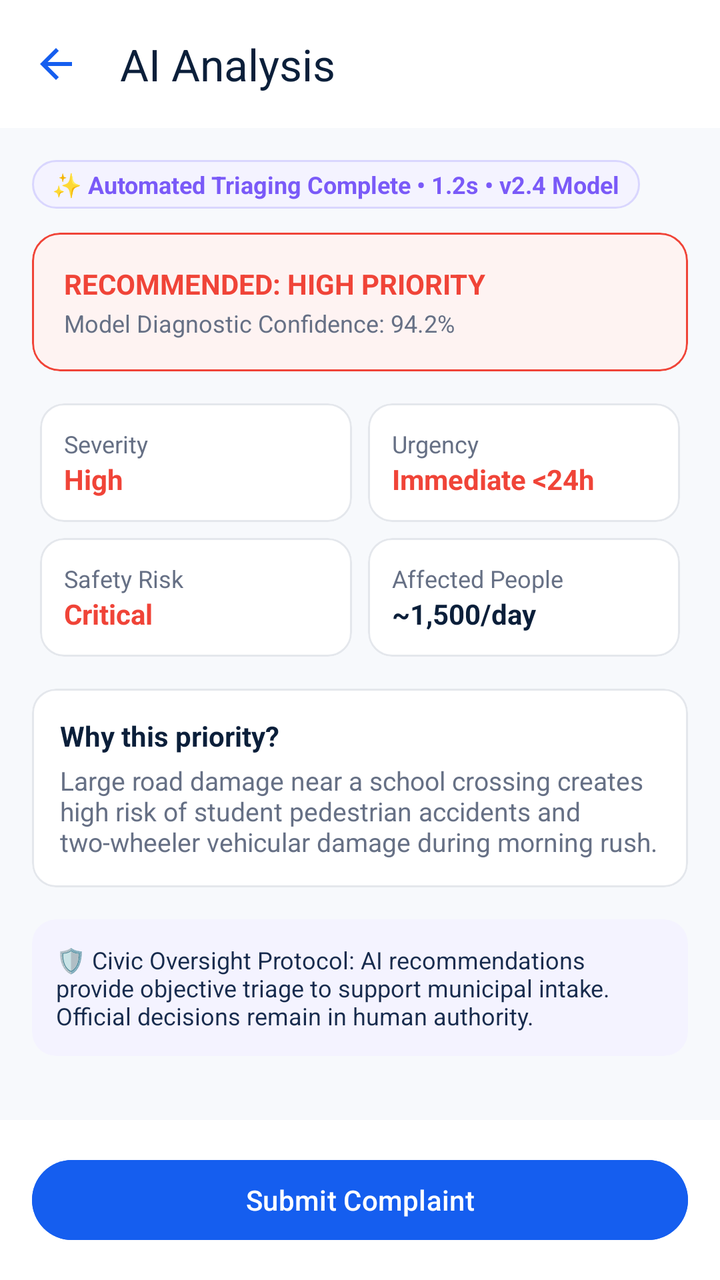
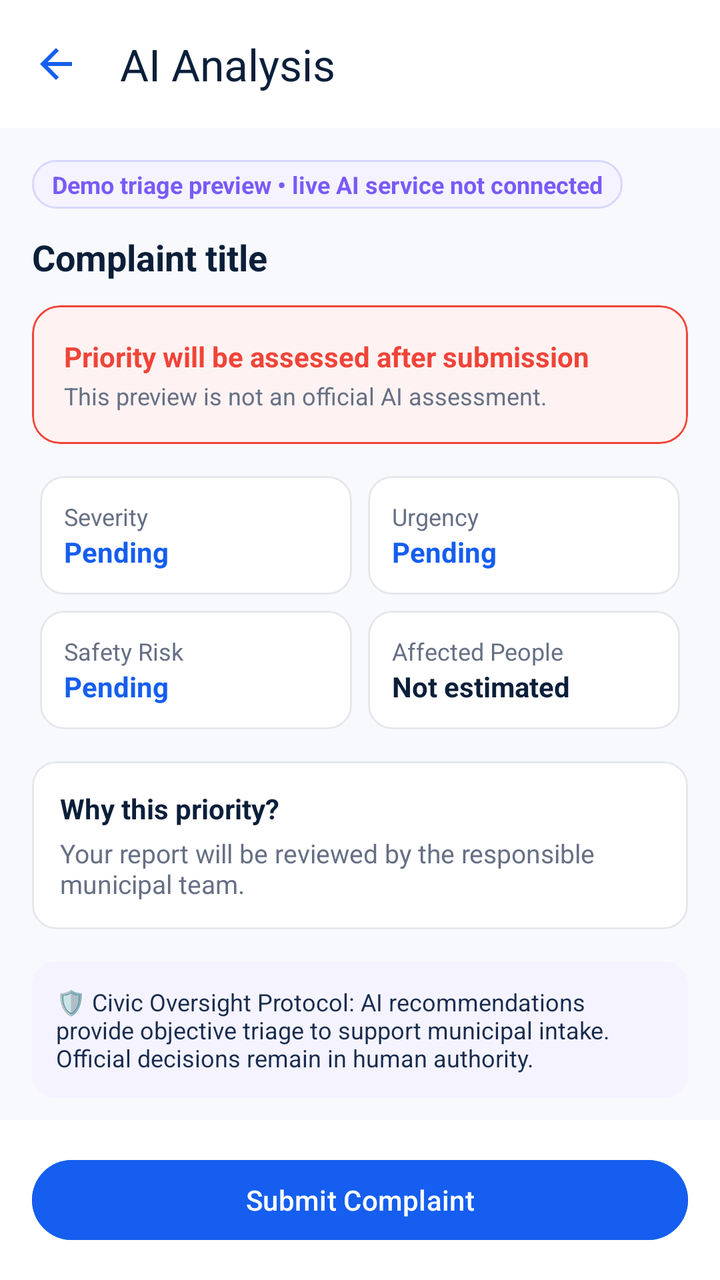

Before-and-after screenshots of an Android layout around one commit, followed by the original layout XML and the change that was made.
<!-- AndroidManifest.xml: application theme Theme.CivicAI -->
<!-- res/layout/activity_citizen_ai_analysis.xml -->
<?xml version="1.0" encoding="utf-8"?>
<LinearLayout 
    xmlns:android="http://schemas.android.com/apk/res/android"
    xmlns:app="http://schemas.android.com/apk/res-auto"
    android:layout_width="match_parent"
    android:layout_height="match_parent"
    android:orientation="vertical"
    android:background="@color/civic_bg">

    <com.google.android.material.appbar.MaterialToolbar
        android:id="@+id/toolbar"
        android:layout_width="match_parent"
        android:layout_height="?attr/actionBarSize"
        android:background="@color/civic_surface"
        app:title="AI Analysis"
        app:titleTextColor="@color/civic_navy"
        app:navigationIcon="@drawable/ic_arrow_back" />

    <androidx.core.widget.NestedScrollView
        android:layout_width="match_parent"
        android:layout_height="0dp"
        android:layout_weight="1">

        <LinearLayout
            android:layout_width="match_parent"
            android:layout_height="wrap_content"
            android:orientation="vertical"
            android:padding="16dp">

            
            <TextView
                android:layout_width="wrap_content"
                android:layout_height="wrap_content"
                android:background="@drawable/bg_ai_badge"
                android:paddingHorizontal="10dp"
                android:paddingVertical="4dp"
                android:text="✨ Automated Triaging Complete • 1.2s • v2.4 Model"
                android:textColor="@color/civic_ai_accent"
                android:textSize="12sp"
                android:textStyle="bold" />

            
            <com.google.android.material.card.MaterialCardView
                android:layout_width="match_parent"
                android:layout_height="wrap_content"
                android:layout_marginTop="12dp"
                app:cardBackgroundColor="@color/priority_high_bg"
                app:cardCornerRadius="14dp"
                app:strokeColor="@color/priority_high"
                app:strokeWidth="1dp">

                <LinearLayout
                    android:layout_width="match_parent"
                    android:layout_height="wrap_content"
                    android:orientation="vertical"
                    android:padding="16dp">

                    <TextView
                        android:layout_width="wrap_content"
                        android:layout_height="wrap_content"
                        android:text="RECOMMENDED: HIGH PRIORITY"
                        android:textColor="@color/priority_high"
                        android:textSize="14sp"
                        android:textStyle="bold" />

                    <TextView
                        android:layout_width="wrap_content"
                        android:layout_height="wrap_content"
                        android:layout_marginTop="2dp"
                        android:text="Model Diagnostic Confidence: 94.2%"
                        android:textColor="@color/civic_text_secondary"
                        android:textSize="12sp" />
                </LinearLayout>
            </com.google.android.material.card.MaterialCardView>

            
            <GridLayout
                android:layout_width="match_parent"
                android:layout_height="wrap_content"
                android:layout_marginTop="12dp"
                android:columnCount="2"
                android:rowCount="2">

                
                <com.google.android.material.card.MaterialCardView
                    android:layout_width="0dp"
                    android:layout_height="wrap_content"
                    android:layout_columnWeight="1"
                    android:layout_margin="4dp"
                    style="@style/CardRounded12">
                    <LinearLayout
                        android:layout_width="match_parent"
                        android:layout_height="wrap_content"
                        android:orientation="vertical"
                        android:padding="12dp">
                        <TextView android:layout_width="wrap_content" android:layout_height="wrap_content" android:text="Severity" android:textColor="@color/civic_text_secondary" android:textSize="12sp" />
                        <TextView android:layout_width="wrap_content" android:layout_height="wrap_content" android:text="High" android:textColor="@color/priority_high" android:textStyle="bold" />
                    </LinearLayout>
                </com.google.android.material.card.MaterialCardView>

                
                <com.google.android.material.card.MaterialCardView
                    android:layout_width="0dp"
                    android:layout_height="wrap_content"
                    android:layout_columnWeight="1"
                    android:layout_margin="4dp"
                    style="@style/CardRounded12">
                    <LinearLayout
                        android:layout_width="match_parent"
                        android:layout_height="wrap_content"
                        android:orientation="vertical"
                        android:padding="12dp">
                        <TextView android:layout_width="wrap_content" android:layout_height="wrap_content" android:text="Urgency" android:textColor="@color/civic_text_secondary" android:textSize="12sp" />
                        <TextView android:layout_width="wrap_content" android:layout_height="wrap_content" android:text="Immediate &lt;24h" android:textColor="@color/priority_high" android:textStyle="bold" />
                    </LinearLayout>
                </com.google.android.material.card.MaterialCardView>

                
                <com.google.android.material.card.MaterialCardView
                    android:layout_width="0dp"
                    android:layout_height="wrap_content"
                    android:layout_columnWeight="1"
                    android:layout_margin="4dp"
                    style="@style/CardRounded12">
                    <LinearLayout
                        android:layout_width="match_parent"
                        android:layout_height="wrap_content"
                        android:orientation="vertical"
                        android:padding="12dp">
                        <TextView android:layout_width="wrap_content" android:layout_height="wrap_content" android:text="Safety Risk" android:textColor="@color/civic_text_secondary" android:textSize="12sp" />
                        <TextView android:layout_width="wrap_content" android:layout_height="wrap_content" android:text="Critical" android:textColor="@color/priority_high" android:textStyle="bold" />
                    </LinearLayout>
                </com.google.android.material.card.MaterialCardView>

                
                <com.google.android.material.card.MaterialCardView
                    android:layout_width="0dp"
                    android:layout_height="wrap_content"
                    android:layout_columnWeight="1"
                    android:layout_margin="4dp"
                    style="@style/CardRounded12">
                    <LinearLayout
                        android:layout_width="match_parent"
                        android:layout_height="wrap_content"
                        android:orientation="vertical"
                        android:padding="12dp">
                        <TextView android:layout_width="wrap_content" android:layout_height="wrap_content" android:text="Affected People" android:textColor="@color/civic_text_secondary" android:textSize="12sp" />
                        <TextView android:layout_width="wrap_content" android:layout_height="wrap_content" android:text="~1,500/day" android:textColor="@color/civic_navy" android:textStyle="bold" />
                    </LinearLayout>
                </com.google.android.material.card.MaterialCardView>
            </GridLayout>

            
            <com.google.android.material.card.MaterialCardView
                android:layout_width="match_parent"
                android:layout_height="wrap_content"
                android:layout_marginTop="12dp"
                style="@style/CardRounded12">

                <LinearLayout
                    android:layout_width="match_parent"
                    android:layout_height="wrap_content"
                    android:orientation="vertical"
                    android:padding="14dp">

                    <TextView
                        android:layout_width="wrap_content"
                        android:layout_height="wrap_content"
                        android:text="Why this priority?"
                        android:textColor="@color/civic_navy"
                        android:textStyle="bold" />

                    <TextView
                        android:layout_width="wrap_content"
                        android:layout_height="wrap_content"
                        android:layout_marginTop="4dp"
                        android:text="Large road damage near a school crossing creates high risk of student pedestrian accidents and two-wheeler vehicular damage during morning rush."
                        android:textColor="@color/civic_text_secondary"
                        android:textSize="13sp" />
                </LinearLayout>
            </com.google.android.material.card.MaterialCardView>

            
            <com.google.android.material.card.MaterialCardView
                android:layout_width="match_parent"
                android:layout_height="wrap_content"
                android:layout_marginTop="16dp"
                app:cardBackgroundColor="@color/civic_ai_bg"
                app:cardCornerRadius="12dp"
                app:strokeWidth="0dp">

                <TextView
                    android:layout_width="match_parent"
                    android:layout_height="wrap_content"
                    android:padding="12dp"
                    android:text="🛡️ Civic Oversight Protocol: AI recommendations provide objective triage to support municipal intake. Official decisions remain in human authority."
                    android:textColor="@color/civic_text_primary"
                    android:textSize="12sp" />
            </com.google.android.material.card.MaterialCardView>
        </LinearLayout>
    </androidx.core.widget.NestedScrollView>

    
    <LinearLayout
        android:layout_width="match_parent"
        android:layout_height="wrap_content"
        android:background="@color/civic_surface"
        android:padding="16dp">

        <com.google.android.material.button.MaterialButton
            android:id="@+id/btnSubmitFinal"
            android:layout_width="match_parent"
            android:layout_height="wrap_content"
            android:backgroundTint="@color/civic_primary"
            android:text="Submit Complaint" />
    </LinearLayout>
</LinearLayout>
<!-- resources referenced by this layout -->
<resources>
  <color name="civic_ai_accent">#7A5AF8</color>
  <color name="civic_ai_bg">#F4F3FF</color>
  <color name="civic_bg">#F7F9FC</color>
  <color name="civic_navy">#0B1F3A</color>
  <color name="civic_primary">#155EEF</color>
  <color name="civic_surface">#FFFFFF</color>
  <color name="civic_text_primary">#172B4D</color>
  <color name="civic_text_secondary">#667085</color>
  <color name="priority_high">#F04438</color>
  <color name="priority_high_bg">#FEF3F2</color>
  <!-- drawable bg_ai_badge (drawable) -->
  <?xml version="1.0" encoding="utf-8"?>
  <shape xmlns:android="http://schemas.android.com/apk/res/android" android:shape="rectangle">
      <corners android:radius="16dp" />
      <solid android:color="@color/civic_ai_bg" />
      <stroke android:width="1dp" android:color="@color/civic_ai_border" />
  </shape>
  <!-- drawable ic_arrow_back (drawable) -->
  <?xml version="1.0" encoding="utf-8"?>
  <vector xmlns:android="http://schemas.android.com/apk/res/android" android:width="24dp" android:height="24dp" android:viewportWidth="24" android:viewportHeight="24"><path android:fillColor="#155EEF" android:pathData="M20,11H7.83l5.59,-5.59L12,4l-8,8 8,8 1.41,-1.41L7.83,13H20v-2z"/></vector>
  <style name="CardRounded12" parent="Widget.MaterialComponents.CardView">
  <item name="cardCornerRadius">12dp</item><item name="cardElevation">0dp</item><item name="strokeWidth">1dp</item><item name="strokeColor">@color/civic_border</item><item name="cardBackgroundColor">@color/civic_surface</item>
  </style>
  <style name="Theme.CivicAI" parent="Theme.Material3.DayNight.NoActionBar">
          
          <item name="colorPrimary">@color/primary_blue</item>
          <item name="colorOnPrimary">@color/white</item>
          <item name="colorPrimaryContainer">@color/status_in_progress_bg</item>
          <item name="colorOnPrimaryContainer">@color/dark_navy</item>
  
          
          <item name="colorSecondary">@color/ai_accent</item>
          <item name="colorOnSecondary">@color/white</item>
          <item name="colorSecondaryContainer">@color/ai_accent_bg</item>
          <item name="colorOnSecondaryContainer">@color/dark_navy</item>
  
          
          <item name="android:statusBarColor">@color/background_light</item>
          <item name="android:windowLightStatusBar">true</item>
          <item name="android:navigationBarColor">@color/card_surface</item>
          <item name="android:windowLightNavigationBar">true</item>
  
          
          <item name="android:colorBackground">@color/background_light</item>
          <item name="colorSurface">@color/card_surface</item>
          <item name="colorOnSurface">@color/primary_text</item>
      </style>
  <color name="civic_ai_border">#D9D6FE</color>
  <color name="civic_border">#E4E7EC</color>
  <color name="primary_blue">#155EEF</color>
  <color name="white">#FFFFFF</color>
  <color name="status_in_progress_bg">#E0EAFF</color>
  <color name="dark_navy">#0B1F3A</color>
  <color name="ai_accent">#7A5AF8</color>
  <color name="ai_accent_bg">#F4EBFF</color>
  <color name="background_light">#F7F9FC</color>
  <color name="card_surface">#FFFFFF</color>
  <color name="primary_text">#172B4D</color>
</resources>

<!-- the commit's change to res/layout/activity_citizen_ai_analysis.xml (unified diff, before → after) -->
@@ -34,9 +34,19 @@
                 android:background="@drawable/bg_ai_badge"
                 android:paddingHorizontal="10dp"
                 android:paddingVertical="4dp"
-                android:text="✨ Automated Triaging Complete • 1.2s • v2.4 Model"
+                android:text="Demo triage preview • live AI service not connected"
                 android:textColor="@color/civic_ai_accent"
                 android:textSize="12sp"
+                android:textStyle="bold" />
+
+            <TextView
+                android:id="@+id/tvAnalysisTitle"
+                android:layout_width="match_parent"
+                android:layout_height="wrap_content"
+                android:layout_marginTop="12dp"
+                android:text="Complaint title"
+                android:textColor="@color/civic_navy"
+                android:textSize="18sp"
                 android:textStyle="bold" />
 
             
@@ -58,7 +68,7 @@
                     <TextView
                         android:layout_width="wrap_content"
                         android:layout_height="wrap_content"
-                        android:text="RECOMMENDED: HIGH PRIORITY"
+                        android:text="Priority will be assessed after submission"
                         android:textColor="@color/priority_high"
                         android:textSize="14sp"
                         android:textStyle="bold" />
@@ -67,7 +77,7 @@
                         android:layout_width="wrap_content"
                         android:layout_height="wrap_content"
                         android:layout_marginTop="2dp"
-                        android:text="Model Diagnostic Confidence: 94.2%"
+                        android:text="This preview is not an official AI assessment."
                         android:textColor="@color/civic_text_secondary"
                         android:textSize="12sp" />
                 </LinearLayout>
@@ -94,7 +104,7 @@
                         android:orientation="vertical"
                         android:padding="12dp">
                         <TextView android:layout_width="wrap_content" android:layout_height="wrap_content" android:text="Severity" android:textColor="@color/civic_text_secondary" android:textSize="12sp" />
-                        <TextView android:layout_width="wrap_content" android:layout_height="wrap_content" android:text="High" android:textColor="@color/priority_high" android:textStyle="bold" />
+                        <TextView android:layout_width="wrap_content" android:layout_height="wrap_content" android:text="Pending" android:textColor="@color/civic_primary" android:textStyle="bold" />
                     </LinearLayout>
                 </com.google.android.material.card.MaterialCardView>
 
@@ -111,7 +121,7 @@
                         android:orientation="vertical"
                         android:padding="12dp">
                         <TextView android:layout_width="wrap_content" android:layout_height="wrap_content" android:text="Urgency" android:textColor="@color/civic_text_secondary" android:textSize="12sp" />
-                        <TextView android:layout_width="wrap_content" android:layout_height="wrap_content" android:text="Immediate &lt;24h" android:textColor="@color/priority_high" android:textStyle="bold" />
+                        <TextView android:layout_width="wrap_content" android:layout_height="wrap_content" android:text="Pending" android:textColor="@color/civic_primary" android:textStyle="bold" />
                     </LinearLayout>
                 </com.google.android.material.card.MaterialCardView>
 
@@ -128,7 +138,7 @@
                         android:orientation="vertical"
                         android:padding="12dp">
                         <TextView android:layout_width="wrap_content" android:layout_height="wrap_content" android:text="Safety Risk" android:textColor="@color/civic_text_secondary" android:textSize="12sp" />
-                        <TextView android:layout_width="wrap_content" android:layout_height="wrap_content" android:text="Critical" android:textColor="@color/priority_high" android:textStyle="bold" />
+                        <TextView android:layout_width="wrap_content" android:layout_height="wrap_content" android:text="Pending" android:textColor="@color/civic_primary" android:textStyle="bold" />
                     </LinearLayout>
                 </com.google.android.material.card.MaterialCardView>
 
@@ -145,7 +155,7 @@
                         android:orientation="vertical"
                         android:padding="12dp">
                         <TextView android:layout_width="wrap_content" android:layout_height="wrap_content" android:text="Affected People" android:textColor="@color/civic_text_secondary" android:textSize="12sp" />
-                        <TextView android:layout_width="wrap_content" android:layout_height="wrap_content" android:text="~1,500/day" android:textColor="@color/civic_navy" android:textStyle="bold" />
+                        <TextView android:layout_width="wrap_content" android:layout_height="wrap_content" android:text="Not estimated" android:textColor="@color/civic_navy" android:textStyle="bold" />
                     </LinearLayout>
                 </com.google.android.material.card.MaterialCardView>
             </GridLayout>
@@ -174,7 +184,7 @@
                         android:layout_width="wrap_content"
                         android:layout_height="wrap_content"
                         android:layout_marginTop="4dp"
-                        android:text="Large road damage near a school crossing creates high risk of student pedestrian accidents and two-wheeler vehicular damage during morning rush."
+                        android:text="Your report will be reviewed by the responsible municipal team."
                         android:textColor="@color/civic_text_secondary"
                         android:textSize="13sp" />
                 </LinearLayout>
